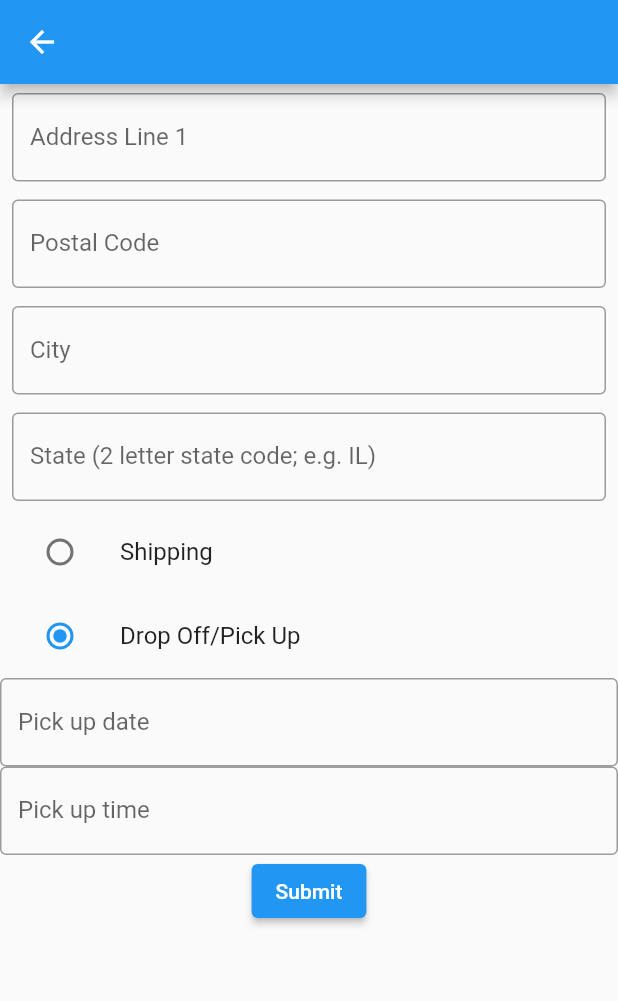
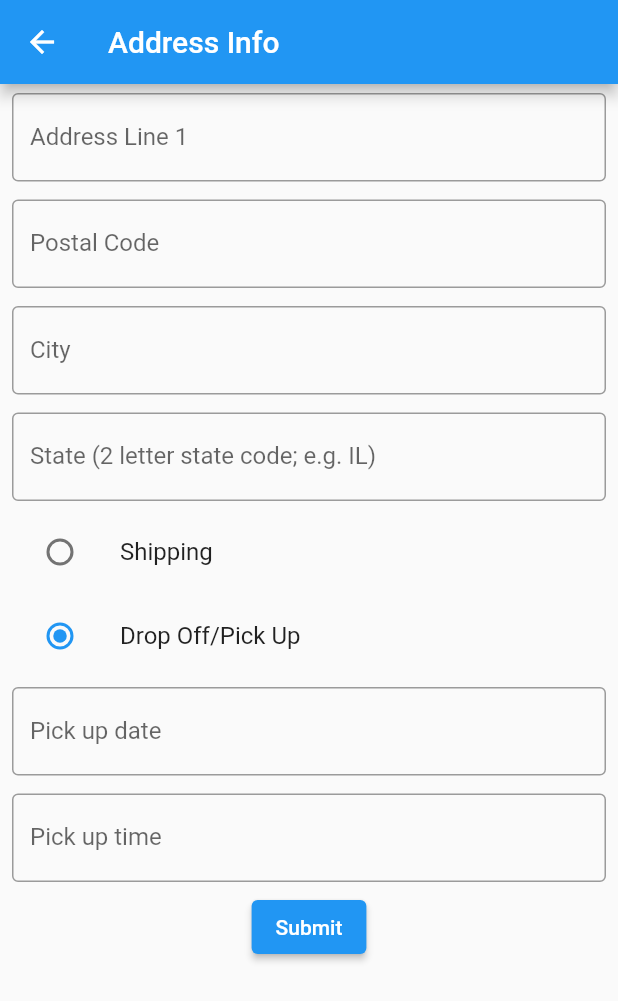
Before and after one commit to nstaFresh/nstaFreshV1, a Flutter app: the Address screen opened directly with empty values, on a phone screen of 412 x 824 dp. Shown: the top 1001 px of the screen. Run offline on Flutter 3.47's test engine with Material 2 defaults, Android fonts, the phone set to English and light mode, and no system bars; missing offline and left inert: flutter_stripe.

Commit message:
finished up easy of use features

```diff
--- a/lib/address.dart
+++ b/lib/address.dart
@@ -47,7 +47,7 @@ class Address extends StatelessWidget {
       appBar: AppBar(
 
 
-        title: Text(name),
+        title: Text(title),
         leading: BackButton(
           onPressed: () => Navigator.pop(context),
         ),
@@ -176,19 +176,25 @@ class _AddressContentState extends State<AddressContent> {
                           Column(
                             mainAxisSize: MainAxisSize.min,
                               children: [
-                                 TextFormField(
+          Padding(
+            padding: const EdgeInsets.symmetric(horizontal: 8, vertical: 6),
+            child: TextFormField(
               controller: pickUpDateController,
               decoration: const InputDecoration(
                 border: OutlineInputBorder(),
                 labelText: 'Pick up date',
               ),
             ),
+          ),
 
-                                TextFormField(
+          Padding(
+            padding: const EdgeInsets.symmetric(horizontal: 8, vertical: 6),
+            child: TextFormField(
               controller: pickUpTimeController,
               decoration: const InputDecoration(
                 border: OutlineInputBorder(),
                 labelText: 'Pick up time',
+              ),
             ),
           ),
 
--- a/lib/payment.dart
+++ b/lib/payment.dart
@@ -56,7 +56,7 @@ class _PaymentState extends State<Payment> {
   Widget build(BuildContext context) {
     return Scaffold(
       appBar: AppBar(
-        title: Text(widget.shipped.toString()),
+        title: Text("Payment"),
       ),
       body: (isLoadingNextScreen)
           ? Center(child: CircularProgressIndicator())
--- a/lib/payment_complete.dart
+++ b/lib/payment_complete.dart
@@ -21,7 +21,7 @@ class PaymentComplete extends StatelessWidget {
   Widget build(BuildContext context) {
     return Scaffold(
       appBar: AppBar(
-        title: Text(shipped.toString()),
+        title: Text("Payment Complete"),
         automaticallyImplyLeading: false,
       ),
       body: PaymentCompleteContent(shipped, email, pickUpDate, pickUpTime
```
Lines whose indentation alone changed are shown as unchanged.
